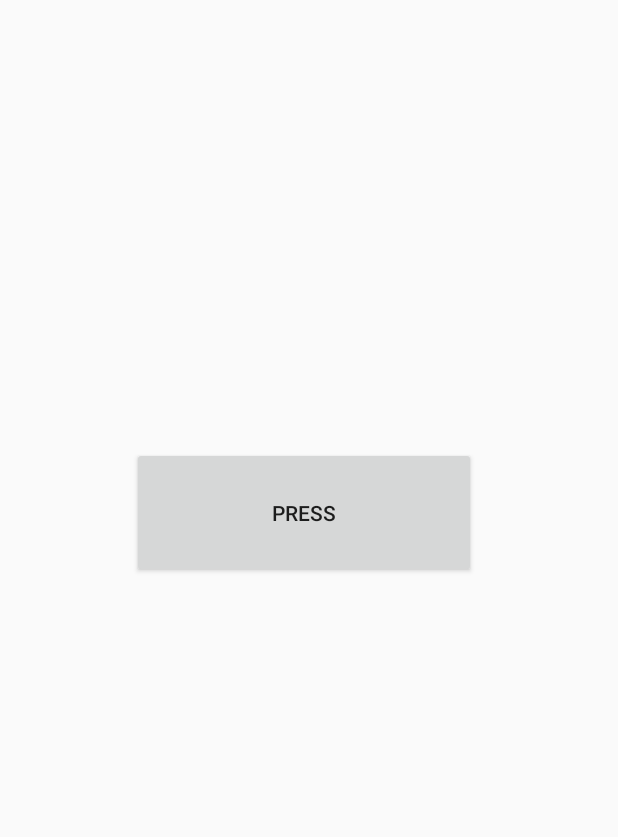
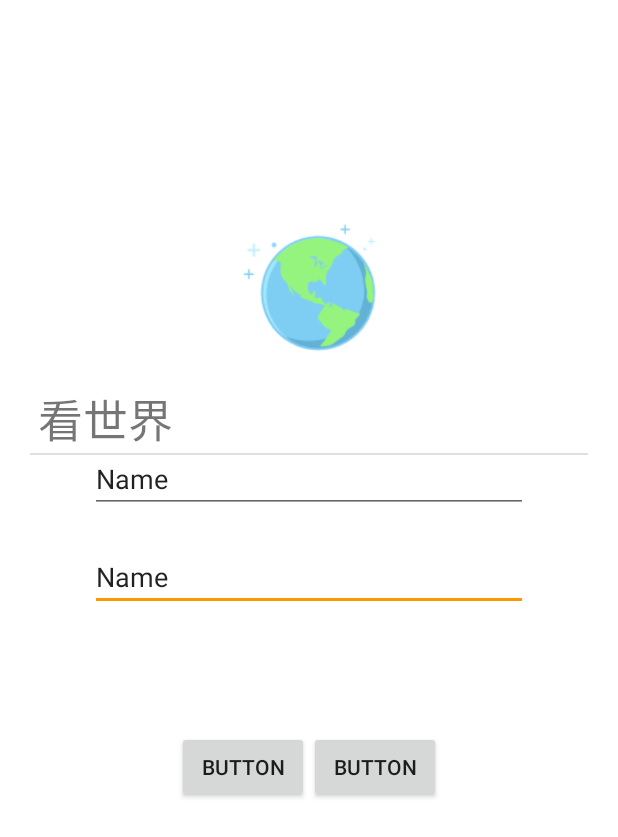
Before and after one commit to sjo146/homework_HL_VR, an Android app: the screen it shows after launch (StartActivity before the commit, LoginActivity after it), on a phone screen of 412 x 824 dp. Shown: the top 837 px of the screen. Run offline under Robolectric (Android 15) with nearby library versions, the phone set to English and light mode, and no system bars.

Commit message:
做了登录页面

```diff
--- a/app/src/main/AndroidManifest.xml
+++ b/app/src/main/AndroidManifest.xml
@@ -12,15 +12,17 @@
             android:label="@string/app_name"
             android:supportsRtl="true"
             android:theme="@style/AppTheme">
-        <activity android:name="com.sunfusheng.vr.StartActivity">
+        <activity android:name=".login.LoginActivity">
             <intent-filter>
                 <action android:name="android.intent.action.MAIN"/>
 
                 <category android:name="android.intent.category.LAUNCHER"/>
             </intent-filter>
         </activity>
+        <activity android:name=".StartActivity">
+
+        </activity>
         <activity android:name=".MainActivity">
-
         </activity>
         <activity android:name=".about.AboutActivity"/>
     </application>
--- a/app/src/main/java/com/sunfusheng/vr/MainActivity.java
+++ b/app/src/main/java/com/sunfusheng/vr/MainActivity.java
@@ -27,7 +27,6 @@ public class MainActivity extends AppCompatActivity {
     private RecyclerView recyclerView;
     private int currPosition = 0;
     private RecycleAdapter recycleAdapter;
-    private String urlString;
 
 
     @Override
@@ -42,20 +41,15 @@ public class MainActivity extends AppCompatActivity {
         ivMine = findViewById(R.id.iv_mine);
         tvTitle = findViewById(R.id.tv_title);
         ImageUtil.colorImageViewDrawable(ivMine, R.color.transparent60_white);
-
         vrPanoramaView = findViewById(R.id.vrPanoramaView);
         vrPanoramaView.setTouchTrackingEnabled(true);
         vrPanoramaView.setFullscreenButtonEnabled(true);
         vrPanoramaView.setInfoButtonEnabled(false);
         vrPanoramaView.setStereoModeButtonEnabled(false);
-
         currPosition = new Random().nextInt(StartActivity.imgMsgs.size());
         ImgMsg imgMsg = StartActivity.imgMsgs.get(currPosition);
-
         loadImgMsg(imgMsg);
-
         LinearLayoutManager layoutManager = new LinearLayoutManager(this);
-
         layoutManager.setOrientation(LinearLayoutManager.VERTICAL);
         recyclerView = findViewById(R.id.recyclerView);
         recycleAdapter = new RecycleAdapter(this,StartActivity.imgMsgs);
--- /dev/null
+++ b/app/src/main/java/com/sunfusheng/vr/login/LoginActivity.java
@@ -0,0 +1,14 @@
+package com.sunfusheng.vr.login;
+
+import android.support.v7.app.AppCompatActivity;
+import android.os.Bundle;
+import com.sunfusheng.vr.R;
+
+public class LoginActivity extends AppCompatActivity {
+
+    @Override
+    protected void onCreate(Bundle savedInstanceState) {
+        super.onCreate(savedInstanceState);
+        setContentView(R.layout.activity_login);
+    }
+}
--- /dev/null
+++ b/app/src/main/res/layout/activity_login.xml
@@ -0,0 +1,76 @@
+<?xml version="1.0" encoding="utf-8"?>
+
+<LinearLayout
+        xmlns:app="http://schemas.android.com/apk/res-auto" android:background="#fff"
+        android:orientation="vertical"
+        android:layout_width="match_parent"
+        android:layout_height="match_parent" xmlns:android="http://schemas.android.com/apk/res/android"
+        android:gravity="center">
+    <ImageView
+            android:layout_width="wrap_content"
+            android:layout_height="90dp" app:srcCompat="@drawable/earth" android:id="@+id/earth"/>
+    <RelativeLayout
+android:layout_margin="20dp"
+            android:layout_width="match_parent"
+            android:layout_height="400dp"
+    >
+
+        <TextView
+                android:layout_marginLeft="5dp"
+                android:textSize="30dp"
+                android:text="@string/title"
+                android:layout_width="wrap_content"
+                android:layout_height="wrap_content" android:id="@+id/title"/>
+        <View
+                android:id="@+id/divider"
+                android:layout_width="match_parent"
+                android:layout_height="1dp"
+                android:layout_alignParentRight="true"
+                android:layout_alignParentLeft="true"
+                android:layout_below="@id/title"
+                android:background="?android:attr/listDivider"/>
+        <RelativeLayout
+
+                android:id="@+id/edit"
+                android:layout_margin="40dp"
+                android:layout_width="match_parent"
+                android:layout_height="150dp">
+
+            <EditText
+                    android:layout_marginTop="20dp"
+                    android:layout_below="@id/name_text"
+                    android:layout_width="match_parent"
+                    android:layout_height="wrap_content"
+                    android:inputType="textPersonName"
+                    android:text="Name"
+                    android:ems="10"
+                    android:id="@+id/pwd_text"/>
+            <EditText
+
+                    android:layout_width="match_parent"
+                    android:layout_height="wrap_content"
+                    android:inputType="textPersonName"
+                    android:text="Name"
+                    android:ems="10"
+                    android:id="@+id/name_text"/>
+
+        </RelativeLayout>
+        <RelativeLayout
+                android:layout_below="@id/edit"
+                android:gravity="center"
+                android:layout_width="match_parent"
+                android:layout_height="50dp">
+
+            <Button
+                    android:text="Button"
+                    android:layout_width="wrap_content"
+                    android:layout_height="wrap_content" android:id="@+id/login_btn"/>
+            <Button
+                    android:layout_toRightOf="@id/login_btn"
+                    android:text="Button"
+                    android:layout_width="wrap_content"
+                    android:layout_height="wrap_content" android:id="@+id/register_btn"/>
+        </RelativeLayout>
+
+    </RelativeLayout>
+</LinearLayout>
--- a/app/src/main/res/layout/item_panorana_image.xml
+++ b/app/src/main/res/layout/item_panorana_image.xml
@@ -9,11 +9,9 @@
     android:paddingLeft="@dimen/d5"
     android:paddingRight="@dimen/d5"
     android:paddingTop="@dimen/d5">
-
     <RelativeLayout
         android:layout_width="match_parent"
         android:layout_height="wrap_content">
-
         <TextView
             android:id="@+id/tv_title"
             android:layout_width="match_parent"
--- a/app/src/main/res/values/colors.xml
+++ b/app/src/main/res/values/colors.xml
@@ -2,8 +2,8 @@
 <resources>
 
     <color name="colorPrimary">#7171C6</color>
-    <color name="colorPrimaryDark">#7171C6</color>
-    <color name="colorAccent">#7171C6</color>
+    <color name="colorPrimaryDark">#9D1BB2</color>
+    <color name="colorAccent">#FF9800</color>
 
     <!-- common -->
     <color name="c0">#ff000000</color>
--- a/app/src/main/res/values/strings.xml
+++ b/app/src/main/res/values/strings.xml
@@ -4,4 +4,5 @@
 
     <!-- TODO: Remove or change this placeholder text -->
     <string name="hello_blank_fragment">Hello blank fragment</string>
+    <string name="title">看世界</string>
 </resources>
```
Also changed, not shown: app/src/main/res/drawable/earth.png (added), app/src/main/res/drawable/walk.gif (added).
